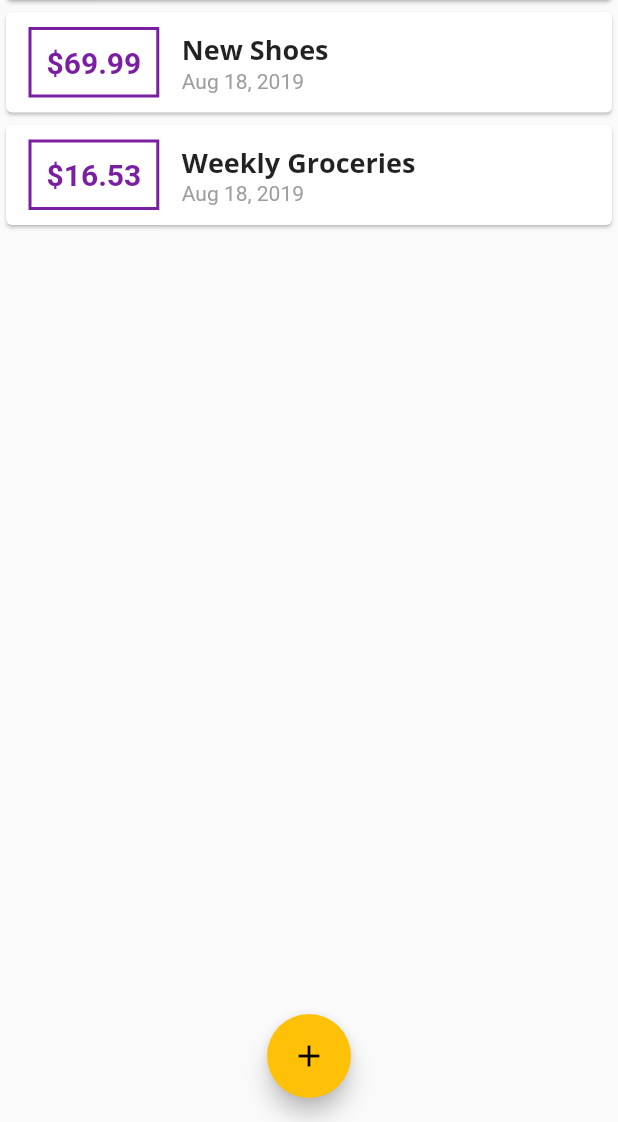
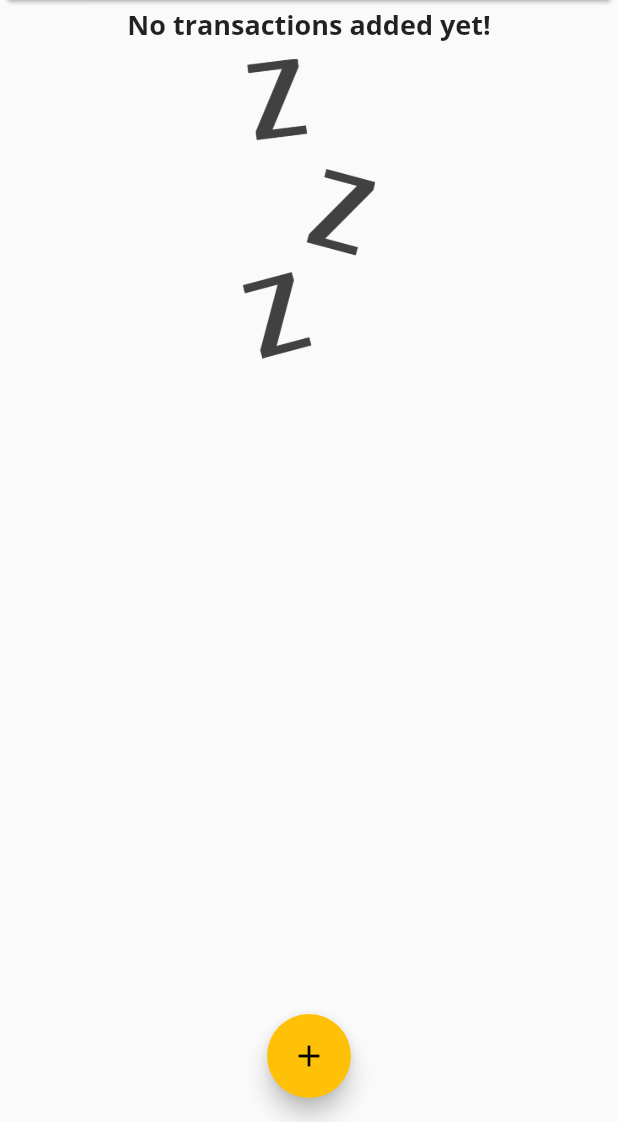
Before and after one commit to fabricioLVmagalhaes/expense_calulator, a Flutter app: the screen it shows after launch, on a phone screen of 412 x 824 dp, the part 114-1236 px from its top. Run offline on Flutter 3.47's test engine with Material 2 defaults, Android fonts, the phone set to English and light mode, and no system bars.

```diff
--- a/lib/main.dart
+++ b/lib/main.dart
@@ -38,13 +38,13 @@ class MyHomePage extends StatefulWidget {
 
 class _MyHomePageState extends State<MyHomePage> {
   final List<Transaction> _userTransactions = [
-    Transaction(
-        id: 't1', title: 'New Shoes', amount: 69.99, date: DateTime.now()),
-    Transaction(
-        id: 't2',
-        title: 'Weekly Groceries',
-        amount: 16.53,
-        date: DateTime.now())
+    // Transaction(
+    //     id: 't1', title: 'New Shoes', amount: 69.99, date: DateTime.now()),
+    // Transaction(
+    //     id: 't2',
+    //     title: 'Weekly Groceries',
+    //     amount: 16.53,
+    //     date: DateTime.now())
   ];
 
   void _addNewTransaction(String txTitle, double txAmount) {
--- a/lib/widgets/transaction_list.dart
+++ b/lib/widgets/transaction_list.dart
@@ -11,16 +11,36 @@ class TransactionList extends StatelessWidget {
   Widget build(BuildContext context) {
     return Container(
       height: 300,
-      child: ListView.builder(
-        itemBuilder: (context, index){
+      child: transactions.isEmpty
+          ? Column(
+              children: <Widget>[
+                Text(
+                  'No transactions added yet!',
+                  style: Theme.of(context).textTheme.title,
+                ),
+                SizedBox(height: 10,),
+                Container(
+                  height: 200,
+                  child: Image.asset(
+                    'assets/images/waiting.png',
+                    fit: BoxFit.cover,
+                  ),
+                ),
+              ],
+            )
+          : ListView.builder(
+              itemBuilder: (context, index) {
                 return Card(
                   child: Row(
                     children: <Widget>[
                       Container(
                         padding: EdgeInsets.all(10),
-                  margin: EdgeInsets.symmetric(horizontal: 15, vertical: 10),
+                        margin:
+                            EdgeInsets.symmetric(horizontal: 15, vertical: 10),
                         decoration: BoxDecoration(
-                      border: Border.all(color: Theme.of(context).primaryColorDark, width: 2)),
+                            border: Border.all(
+                                color: Theme.of(context).primaryColorDark,
+                                width: 2)),
                         child: Text(
                           '\$${transactions[index].amount.toStringAsFixed(2)}',
                           style: TextStyle(
--- a/pubspec.yaml
+++ b/pubspec.yaml
@@ -43,8 +43,8 @@ flutter:
   uses-material-design: true
 
   # To add assets to your application, add an assets section, like this:
-  # assets:
-  #  - images/a_dot_burr.jpeg
+  assets:
+   - assets/images/waiting.png
   #  - images/a_dot_ham.jpeg
 
   # An image asset can refer to one or more resolution-specific "variants", see
```
Also changed, not shown: assets/images/waiting.png (added). Lines whose indentation alone changed are shown as unchanged.
